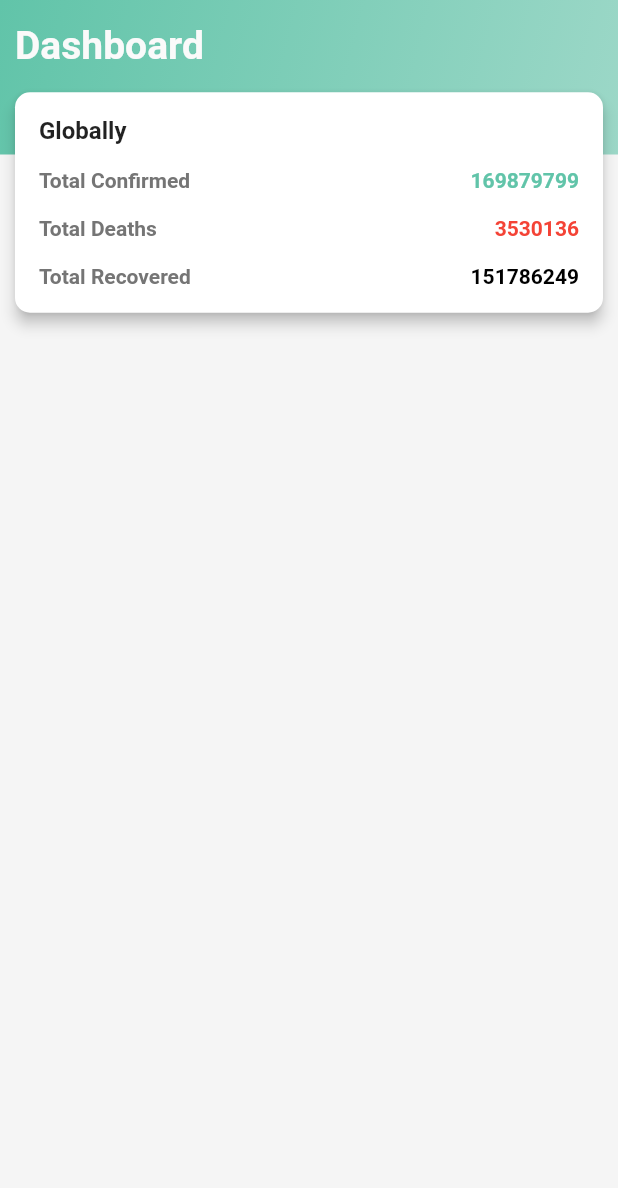
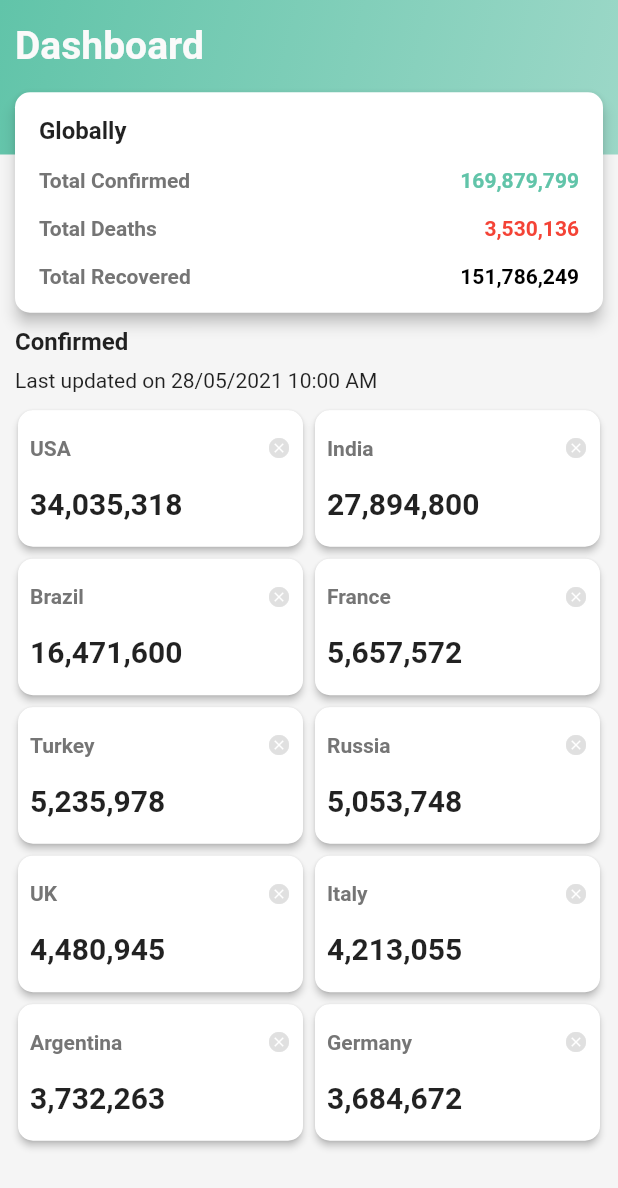
Before and after one commit to DaniyalDolare/Covid19-Tracker-App-Vaccine-and-Cases-, a Flutter app: the screen it shows after launch, on a phone screen of 412 x 824 dp. Shown: the top 1188 px of the screen. Run offline on Flutter 3.47's test engine with Material 2 defaults, Android fonts, the phone set to English and light mode, and no system bars.

Commit message:
gridview added

```diff
--- a/lib/screens/homescreen.dart
+++ b/lib/screens/homescreen.dart
@@ -1,12 +1,33 @@
 import 'package:covid19_tracker/utils/constants.dart';
 import 'package:flutter/material.dart';
 
-class HomeScreen extends StatelessWidget {
+class HomeScreen extends StatefulWidget {
+  @override
+  _HomeScreenState createState() => _HomeScreenState();
+}
+
+class _HomeScreenState extends State<HomeScreen> {
+  final boldStyle = TextStyle(fontSize: 16.0, fontWeight: FontWeight.bold);
+
   final List<Map<String, dynamic>> globalDataList = [
-    {"title": "Total Confirmed", "number": 169879799, "color": pColor},
-    {"title": "Total Deaths", "number": 3530136, "color": Colors.red},
-    {"title": "Total Recovered", "number": 151786249, "color": Colors.black}
+    {"title": "Total Confirmed", "number": "169,879,799", "color": pColor},
+    {"title": "Total Deaths", "number": "3,530,136", "color": Colors.red},
+    {"title": "Total Recovered", "number": "151,786,249", "color": Colors.black}
   ];
+
+  List<Map<String, dynamic>> dataList = [
+    {"country": "USA", "cases": "34,035,318"},
+    {"country": "India", "cases": "27,894,800"},
+    {"country": "Brazil", "cases": "16,471,600"},
+    {"country": "France", "cases": "5,657,572"},
+    {"country": "Turkey", "cases": "5,235,978"},
+    {"country": "Russia", "cases": "5,053,748"},
+    {"country": "UK", "cases": "4,480,945"},
+    {"country": "Italy", "cases": "4,213,055"},
+    {"country": "Argentina", "cases": "3,732,263"},
+    {"country": "Germany", "cases": "3,684,672"}
+  ];
+
   @override
   Widget build(BuildContext context) {
     return Scaffold(
@@ -39,6 +60,7 @@ class HomeScreen extends StatelessWidget {
                 ),
               ),
               Column(
+                crossAxisAlignment: CrossAxisAlignment.start,
                 children: [
                   SizedBox(
                     height: MediaQuery.of(context).size.height / 16,
@@ -75,7 +97,7 @@ class HomeScreen extends StatelessWidget {
                                         color: Colors.grey[600]),
                                   ),
                                   Text(
-                                    item["number"].toString(),
+                                    item["number"],
                                     style: TextStyle(
                                         fontWeight: FontWeight.bold,
                                         color: item["color"]),
@@ -84,6 +106,73 @@ class HomeScreen extends StatelessWidget {
                               ),
                             ),
                         ],
+                      ),
+                    ),
+                  ),
+                  Padding(
+                    padding: const EdgeInsets.only(left: 10.0),
+                    child: Text("Confirmed", style: boldStyle),
+                  ),
+                  Padding(
+                    padding: const EdgeInsets.only(top: 8.0, left: 10.0),
+                    child: Text("Last updated on 28/05/2021 10:00 AM"),
+                  ),
+                  Padding(
+                    padding: const EdgeInsets.all(8.0),
+                    child: GridView.builder(
+                      shrinkWrap: true,
+                      physics: NeverScrollableScrollPhysics(),
+                      gridDelegate: SliverGridDelegateWithFixedCrossAxisCount(
+                          crossAxisCount: 2, childAspectRatio: 2),
+                      itemCount: dataList.length,
+                      itemBuilder: (context, index) => Card(
+                        shape: RoundedRectangleBorder(
+                            borderRadius: BorderRadius.circular(10.0)),
+                        elevation: 2.0,
+                        child: InkWell(
+                          borderRadius: BorderRadius.circular(10.0),
+                          onTap: () {},
+                          child: Padding(
+                            padding:
+                                const EdgeInsets.only(left: 8.0, right: 8.0),
+                            child: Column(
+                              mainAxisAlignment: MainAxisAlignment.spaceEvenly,
+                              crossAxisAlignment: CrossAxisAlignment.start,
+                              children: [
+                                Container(
+                                  child: Row(
+                                    mainAxisAlignment:
+                                        MainAxisAlignment.spaceBetween,
+                                    children: [
+                                      Text(
+                                        dataList[index]['country'],
+                                        style: TextStyle(
+                                            fontWeight: FontWeight.bold,
+                                            color: Colors.grey[600]),
+                                      ),
+                                      GestureDetector(
+                                        onTap: () {
+                                          setState(() {
+                                            dataList.removeAt(index);
+                                          });
+                                        },
+                                        child: Icon(
+                                          Icons.cancel,
+                                          color: Colors.grey[300],
+                                          size: 16.0,
+                                        ),
+                                      ),
+                                    ],
+                                  ),
+                                ),
+                                Text(dataList[index]['cases'],
+                                    style: TextStyle(
+                                        fontSize: 20.0,
+                                        fontWeight: FontWeight.bold)),
+                              ],
+                            ),
+                          ),
+                        ),
                       ),
                     ),
                   ),
```
